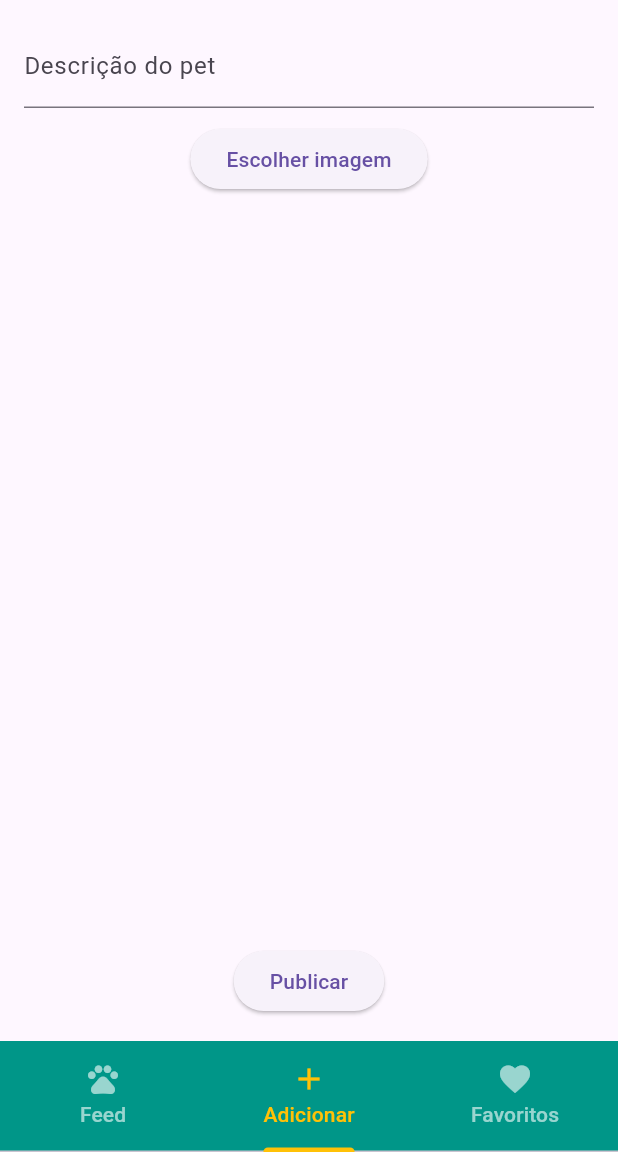
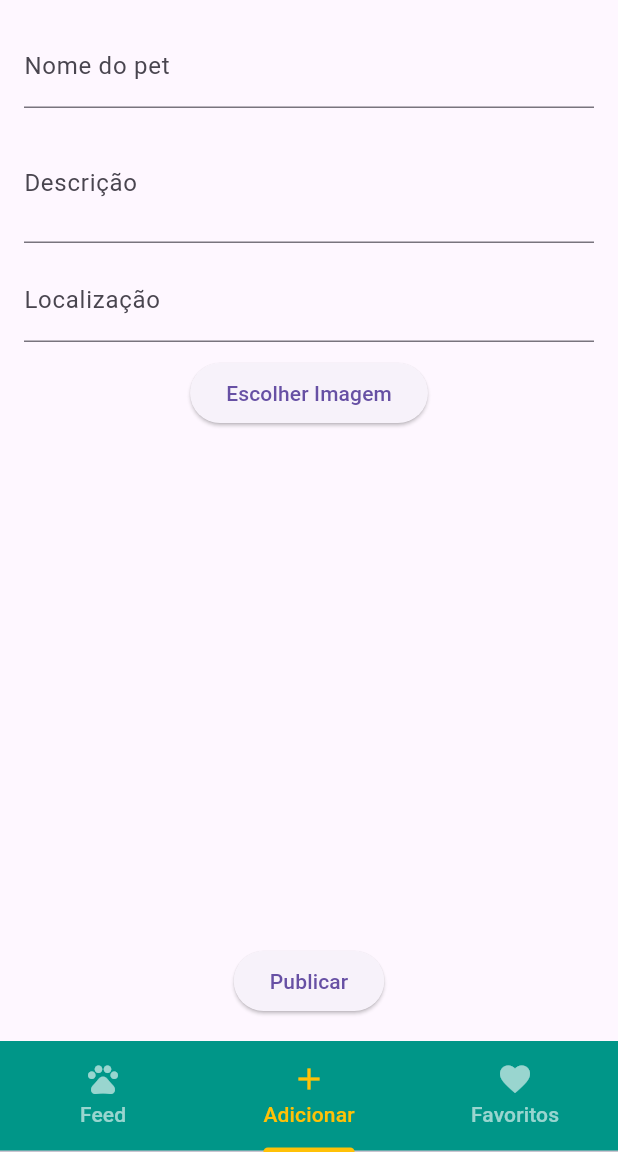
Before and after one commit to GabrielViniciusLCM/PerdiMeuPet, a Flutter app: the screen it shows after launch, item 2 of the bottom bar chosen, on a phone screen of 412 x 824 dp, the part 84-1236 px from its top. Run offline on Flutter 3.47's test engine with Material 3 defaults, Android fonts, the phone set to English and light mode, and no system bars; network calls fail.

Commit message:
:sparkles: feat(AddPostTab): Novo widget para adicionar posts
- Tela de adicionar post implementados
- TOOD: Função pickImage() é um mock, implementa-lá

```diff
--- a/perdi_meu_pet/lib/main.dart
+++ b/perdi_meu_pet/lib/main.dart
@@ -1,6 +1,4 @@
 import 'package:flutter/material.dart';
-import 'package:perdi_meu_pet/models/Post.dart';
-import 'package:perdi_meu_pet/widgets/PostWidget.dart';
 import 'package:perdi_meu_pet/screens/HomeScreen.dart';
 // import './tabs/ProfileTab.dart';
 
--- a/perdi_meu_pet/lib/screens/HomeScreen.dart
+++ b/perdi_meu_pet/lib/screens/HomeScreen.dart
@@ -1,6 +1,7 @@
 import 'package:flutter/material.dart';
 import 'package:perdi_meu_pet/widgets/PostWidget.dart';
 import 'package:perdi_meu_pet/models/Post.dart';
+import 'package:perdi_meu_pet/widgets/AddPostTab.dart';
 
 // Mock de dados
 final List<Post> mockPosts = [
@@ -102,31 +103,31 @@ class FavoritesTab extends StatelessWidget {
   }
 }
 
-class AddPostTab extends StatelessWidget {
-  @override
-  Widget build(BuildContext context) {
-    return Padding(
-      padding: const EdgeInsets.all(16.0),
-      child: Column(
-        children: [
-          TextField(
-            decoration: InputDecoration(labelText: 'Descrição do pet'),
-          ),
-          SizedBox(height: 10),
-          ElevatedButton(
-            onPressed: () {},
-            child: Text('Escolher imagem'),
-          ),
-          Spacer(),
-          ElevatedButton(
-            onPressed: () {},
-            child: Text('Publicar'),
-          ),
-        ],
-      ),
-    );
-  }
-}
+// class AddPostTab extends StatelessWidget {
+//   @override
+//   Widget build(BuildContext context) {
+//     return Padding(
+//       padding: const EdgeInsets.all(16.0),
+//       child: Column(
+//         children: [
+//           TextField(
+//             decoration: InputDecoration(labelText: 'Descrição do pet'),
+//           ),
+//           SizedBox(height: 10),
+//           ElevatedButton(
+//             onPressed: () {},
+//             child: Text('Escolher imagem'),
+//           ),
+//           Spacer(),
+//           ElevatedButton(
+//             onPressed: () {},
+//             child: Text('Publicar'),
+//           ),
+//         ],
+//       ),
+//     );
+//   }
+// }
 
 class ProfileTab extends StatelessWidget {
   @override
--- /dev/null
+++ b/perdi_meu_pet/lib/widgets/AddPostTab.dart
@@ -0,0 +1,96 @@
+import 'package:flutter/material.dart';
+import 'package:perdi_meu_pet/models/Post.dart';
+import 'package:perdi_meu_pet/screens/HomeScreen.dart'; // Ensure this import path is correct
+
+class AddPostTab extends StatefulWidget {
+  @override
+  _AddPostTabState createState() => _AddPostTabState();
+}
+
+class _AddPostTabState extends State<AddPostTab> {
+  final _nomeController = TextEditingController();
+  final _descricaoController = TextEditingController();
+  final _localizacaoController = TextEditingController();
+  String? _imageUrl;
+
+  // Function to handle adding a new post
+  void _addPost() {
+    if (_nomeController.text.isNotEmpty &&
+        _descricaoController.text.isNotEmpty &&
+        _localizacaoController.text.isNotEmpty &&
+        _imageUrl != null) {
+      final newPost = Post(
+        nome: _nomeController.text,
+        descricao: _descricaoController.text,
+        localizacao: _localizacaoController.text,
+        imageUrl: _imageUrl!,
+      );
+
+      setState(() {
+        mockPosts.add(newPost); // Add the post to the mock list
+      });
+
+      // Clear fields and notify the user
+      _nomeController.clear();
+      _descricaoController.clear();
+      _localizacaoController.clear();
+      _imageUrl = null;
+
+      ScaffoldMessenger.of(context).showSnackBar(
+        SnackBar(content: Text('Post adicionado com sucesso!')),
+      );
+    } else {
+      ScaffoldMessenger.of(context).showSnackBar(
+        SnackBar(content: Text('Por favor, preencha todos os campos.')),
+      );
+    }
+  }
+
+  // Method to simulate selecting an image
+  void _pickImage() {
+    setState(() {
+      _imageUrl =
+          'https://s3.animalia.bio/animals/photos/full/original/900px-koka-palawansk-mld-zoo-praha-1jpg.webp'; // Mocked image URL
+    });
+  }
+
+  @override
+  Widget build(BuildContext context) {
+    return Padding(
+      padding: const EdgeInsets.all(16.0),
+      child: Column(
+        children: [
+          TextField(
+            controller: _nomeController,
+            decoration: InputDecoration(labelText: 'Nome do pet'),
+          ),
+          SizedBox(height: 10),
+          TextField(
+            controller: _descricaoController,
+            decoration: InputDecoration(labelText: 'Descrição'),
+            maxLines: 2,
+          ),
+          SizedBox(height: 10),
+          TextField(
+            controller: _localizacaoController,
+            decoration: InputDecoration(labelText: 'Localização'),
+          ),
+          SizedBox(height: 10),
+          ElevatedButton(
+            onPressed: _pickImage,
+            child: Text('Escolher Imagem'),
+          ),
+          if (_imageUrl != null) ...[
+            SizedBox(height: 10),
+            Image.network(_imageUrl!, height: 100, fit: BoxFit.cover),
+          ],
+          Spacer(),
+          ElevatedButton(
+            onPressed: _addPost,
+            child: Text('Publicar'),
+          ),
+        ],
+      ),
+    );
+  }
+}
```
